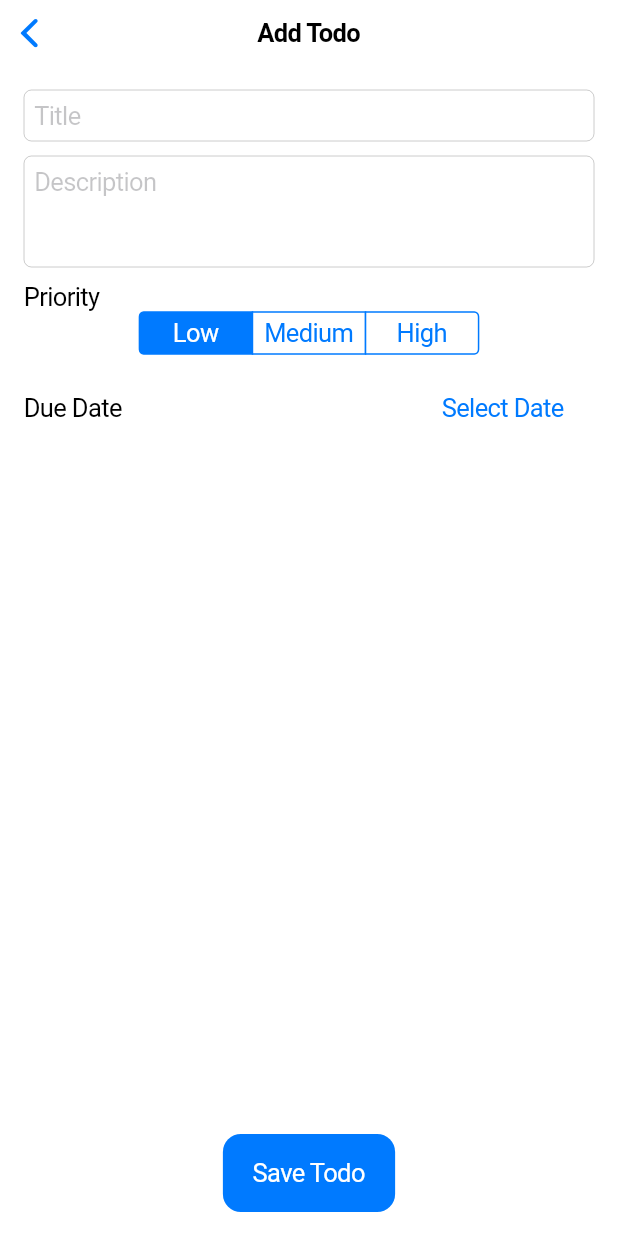
After one commit to ayush-12/todo_app, a Flutter app: the AddTodoDialog screen opened directly, on a phone screen of 412 x 824 dp. The commit adds this screen. Run offline on Flutter 3.47's test engine with Material 3 defaults, Android fonts, the phone set to English and light mode, and no system bars; our stand-ins replace cloud_firestore, firebase_auth, firebase_core, flutter_bloc, freezed_annotation; accounts and stored records are empty.

Commit message:
add and show todos
Implementation for adding todo and fetching

```diff
--- /dev/null
+++ b/lib/cubit/todo/todo_cubit.dart
@@ -0,0 +1,48 @@
+import 'package:firebase_auth/firebase_auth.dart';
+import 'package:flutter_bloc/flutter_bloc.dart';
+import 'package:cloud_firestore/cloud_firestore.dart';
+import 'package:todo_app/models/todo/todo_item.dart';
+
+import 'todo_states.dart';
+
+class TodoCubit extends Cubit<TodoState> {
+  TodoCubit() : super(FetchingTodos()) {
+    fetchTodos();
+  }
+
+  Future<void> fetchTodos() async {
+    try {
+      String uid = FirebaseAuth.instance.currentUser!.uid;
+      QuerySnapshot querySnapshot = await FirebaseFirestore.instance
+          .collection('user')
+          .doc(uid)
+          .collection('todos')
+          .get();
+      List<Todo> todoList = List.empty(growable: true);
+      // Loop through documents and print them
+      for (var doc in querySnapshot.docs) {
+        Todo fetchedTodo = Todo.fromJson(doc.data() as Map<String, dynamic>);
+        todoList.add(fetchedTodo);
+      }
+
+      emit(LoadTodos(todos: todoList));
+    } catch (e) {
+      ///Todo handle error
+    }
+  }
+
+  Future<void> addTodo(Todo todo) async {
+    try {
+      String uid = FirebaseAuth.instance.currentUser!.uid;
+      await FirebaseFirestore.instance
+          .collection('user')
+          .doc(uid)
+          .collection('todos')
+          .add(todo.toJson());
+
+      fetchTodos(); // Refresh the list after adding a new todo
+    } catch (e) {
+      ///TODO hadnle error
+    }
+  }
+}
--- /dev/null
+++ b/lib/cubit/todo/todo_states.dart
@@ -0,0 +1,13 @@
+import 'package:todo_app/models/todo/todo_item.dart';
+
+abstract class TodoState {}
+
+class FetchingTodos extends TodoState {}
+
+class SavingTodo extends TodoState {}
+
+class LoadTodos extends TodoState {
+  final List<Todo> todos;
+
+  LoadTodos({required this.todos});
+}
--- a/lib/main.dart
+++ b/lib/main.dart
@@ -1,8 +1,9 @@
 import 'package:firebase_core/firebase_core.dart';
 import 'package:flutter/cupertino.dart';
 import 'package:flutter_bloc/flutter_bloc.dart';
+import 'package:todo_app/cubit/auth/firebase_auth.cubit.dart';
+import 'package:todo_app/cubit/todo/todo_cubit.dart';
 
-import 'cubit/auth/firebase_auth.cubit.dart';
 import 'cubit/user/user_cubit.dart';
 import 'routes.dart';
 
@@ -20,7 +21,8 @@ class MyApp extends StatelessWidget {
     return MultiBlocProvider(
       providers: [
         BlocProvider(create: (_) => FirebaseAuthCubit()),
-        BlocProvider(create: (_) => UserCubit())
+        BlocProvider(create: (_) => UserCubit()),
+        BlocProvider(create: (_) => TodoCubit()),
       ],
       child: CupertinoApp(
         theme: const CupertinoThemeData(),
--- /dev/null
+++ b/lib/models/timestamp_converter.dart
@@ -0,0 +1,14 @@
+// Firestore Timestamp converter to handle DateTime fields
+import 'package:cloud_firestore/cloud_firestore.dart';
+import 'package:json_annotation/json_annotation.dart';
+
+class TimestampConverter implements JsonConverter<DateTime?, Timestamp?> {
+  const TimestampConverter();
+
+  @override
+  DateTime? fromJson(Timestamp? timestamp) => timestamp?.toDate();
+
+  @override
+  Timestamp? toJson(DateTime? date) =>
+      date != null ? Timestamp.fromDate(date) : null;
+}
--- /dev/null
+++ b/lib/models/todo/reminder.dart
@@ -0,0 +1,18 @@
+import 'package:cloud_firestore/cloud_firestore.dart';
+import 'package:freezed_annotation/freezed_annotation.dart';
+
+import '../timestamp_converter.dart';
+
+part 'reminder.freezed.dart';
+part 'reminder.g.dart';
+
+@freezed
+class Reminder with _$Reminder {
+  const factory Reminder({
+    @Default(false) bool enabled,
+    @TimestampConverter() DateTime? reminderDate,
+  }) = _Reminder;
+
+  factory Reminder.fromJson(Map<String, dynamic> json) =>
+      _$ReminderFromJson(json);
+}
--- /dev/null
+++ b/lib/models/todo/todo_item.dart
@@ -0,0 +1,41 @@
+import 'package:cloud_firestore/cloud_firestore.dart';
+import 'package:freezed_annotation/freezed_annotation.dart';
+
+import 'reminder.dart';
+import '../timestamp_converter.dart';
+
+part 'todo_item.freezed.dart';
+part 'todo_item.g.dart';
+
+@freezed
+class Todo with _$Todo {
+  const factory Todo({
+    required String id,
+    required String title,
+    String? description,
+    @Default(false) bool isCompleted,
+    @PriorityConverter() @Default(Priority.low) Priority priority,
+    @TimestampConverter() DateTime? dueDate,
+    @TimestampConverter() required DateTime createdAt,
+    @TimestampConverter() required DateTime updatedAt,
+    Reminder? reminder,
+  }) = _Todo;
+
+  factory Todo.fromJson(Map<String, dynamic> json) => _$TodoFromJson(json);
+
+  factory Todo.fromFirestore(DocumentSnapshot doc) =>
+      Todo.fromJson(doc.data() as Map<String, dynamic>).copyWith(id: doc.id);
+}
+
+enum Priority { low, medium, high }
+
+class PriorityConverter implements JsonConverter<Priority, String> {
+  const PriorityConverter();
+
+  @override
+  Priority fromJson(String json) =>
+      Priority.values.firstWhere((e) => e.name == json);
+
+  @override
+  String toJson(Priority priority) => priority.name;
+}
--- a/lib/routes.dart
+++ b/lib/routes.dart
@@ -7,5 +7,5 @@ import 'screens/login.dart';
 final Map<String, WidgetBuilder> appRoutes = {
   '/': (context) => LoginScreen(),
   '/createAccount': (context) => const CreateUserScreen(),
-  '/home': (context) => const HomeScreen()
+  '/home': (context) => HomeScreen()
 };
--- a/lib/screens/login.dart
+++ b/lib/screens/login.dart
@@ -188,7 +188,7 @@ class _LoginWidget extends StatelessWidget {
       mainAxisAlignment: MainAxisAlignment.center,
       children: [
         SizedBox(
-          width: MediaQuery.of(context).size.width - 100,
+          width: MediaQuery.of(context).size.width - 60,
           child: Center(
             child: CupertinoTextField(
               controller: phoneNumberController,
--- /dev/null
+++ b/lib/widgets/add_todo_dialog.dart
@@ -0,0 +1,162 @@
+import 'dart:math';
+
+import 'package:flutter/cupertino.dart';
+import 'package:flutter/material.dart';
+import 'package:intl/intl.dart';
+import '../models/todo/todo_item.dart';
+
+class AddTodoDialog extends StatefulWidget {
+  final Function(Todo) onAdd;
+
+  const AddTodoDialog({Key? key, required this.onAdd}) : super(key: key);
+
+  @override
+  State<AddTodoDialog> createState() => _AddTodoDialogState();
+}
+
+class _AddTodoDialogState extends State<AddTodoDialog> {
+  final _titleController = TextEditingController();
+  final _descriptionController = TextEditingController();
+  Priority _selectedPriority = Priority.low;
+  DateTime? _dueDate;
+
+  final _tagController = TextEditingController();
+
+  @override
+  void dispose() {
+    _titleController.dispose();
+    _descriptionController.dispose();
+    _tagController.dispose();
+    super.dispose();
+  }
+
+  // Method to pick a due date
+  Future<void> _selectDueDate() async {
+    await showCupertinoModalPopup<DateTime>(
+      context: context,
+      builder: (_) => Container(
+        height: 250,
+        color: Colors.white,
+        child: CupertinoDatePicker(
+          mode: CupertinoDatePickerMode.dateAndTime,
+          minimumDate: DateTime.now(),
+          onDateTimeChanged: (DateTime value) {
+            setState(() {
+              _dueDate = value;
+            });
+          },
+        ),
+      ),
+    );
+  }
+
+  void _saveTodo() {
+    if (_titleController.text.isEmpty) {
+      showCupertinoDialog(
+        context: context,
+        builder: (_) => CupertinoAlertDialog(
+          title: const Text('Error'),
+          content: const Text('Title cannot be empty.'),
+          actions: [
+            CupertinoDialogAction(
+              child: const Text('OK'),
+              onPressed: () => Navigator.of(context).pop(),
+            ),
+          ],
+        ),
+      );
+      return;
+    }
+
+    final newTodo = Todo(
+      id: Random().toString(),
+      title: _titleController.text,
+      description: _descriptionController.text,
+      priority: _selectedPriority,
+      dueDate: _dueDate,
+      createdAt: DateTime.now(),
+      updatedAt: DateTime.now(),
+    );
+
+    widget.onAdd(newTodo);
+    Navigator.of(context).pop();
+  }
+
+  @override
+  Widget build(BuildContext context) {
+    return CupertinoPageScaffold(
+      navigationBar: const CupertinoNavigationBar(
+        middle: Text('Add Todo'),
+      ),
+      child: SafeArea(
+        child: Padding(
+          padding: const EdgeInsets.all(16.0),
+          child: Column(
+            crossAxisAlignment: CrossAxisAlignment.start,
+            children: [
+              CupertinoTextField(
+                controller: _titleController,
+                placeholder: 'Title',
+              ),
+              const SizedBox(height: 10),
+              CupertinoTextField(
+                controller: _descriptionController,
+                placeholder: 'Description',
+                maxLines: 3,
+              ),
+              const SizedBox(height: 10),
+              const Text('Priority'),
+              Center(
+                child: CupertinoSegmentedControl<Priority>(
+                  children: const {
+                    Priority.low: Padding(
+                      padding: EdgeInsets.symmetric(horizontal: 8),
+                      child: Text('Low'),
+                    ),
+                    Priority.medium: Padding(
+                      padding: EdgeInsets.symmetric(horizontal: 8),
+                      child: Text('Medium'),
+                    ),
+                    Priority.high: Padding(
+                      padding: EdgeInsets.symmetric(horizontal: 8),
+                      child: Text('High'),
+                    ),
+                  },
+                  groupValue: _selectedPriority,
+                  onValueChanged: (Priority value) {
+                    setState(() {
+                      _selectedPriority = value;
+                    });
+                  },
+                ),
+              ),
+              const SizedBox(height: 10),
+              Row(
+                mainAxisAlignment: MainAxisAlignment.spaceBetween,
+                children: [
+                  const Text('Due Date'),
+                  CupertinoButton(
+                    onPressed: _selectDueDate,
+                    child: Text(
+                      _dueDate == null
+                          ? 'Select Date'
+                          : DateFormat.yMd().add_jm().format(_dueDate!),
+                    ),
+                  ),
+                ],
+              ),
+              const Spacer(),
+              Align(
+                alignment: Alignment.center,
+                child: CupertinoButton.filled(
+                  onPressed: _saveTodo,
+                  child: const Text('Save Todo'),
+                ),
+              ),
+            ],
+          ),
+        ),
+      ),
+    );
+  }
+}
--- /dev/null
+++ b/lib/widgets/todo_card.dart
@@ -0,0 +1,147 @@
+import 'package:flutter/cupertino.dart';
+import 'package:flutter/material.dart';
+import 'package:intl/intl.dart';
+import '../models/todo/todo_item.dart';
+
+class TodoCard extends StatelessWidget {
+  final Todo todo;
+  final VoidCallback onDelete;
+  final VoidCallback onEdit;
+
+  const TodoCard({
+    Key? key,
+    required this.todo,
+    required this.onDelete,
+    required this.onEdit,
+  }) : super(key: key);
+
+  @override
+  Widget build(BuildContext context) {
+    return Container(
+      margin: const EdgeInsets.symmetric(vertical: 12.0, horizontal: 16.0),
+      decoration: BoxDecoration(
+        color: CupertinoColors.systemGroupedBackground,
+        borderRadius: BorderRadius.circular(12.0),
+        boxShadow: const [
+          BoxShadow(
+            color: Colors.black12,
+            blurRadius: 6.0,
+            offset: const Offset(0, 3),
+          ),
+        ],
+      ),
+      child: CupertinoListTile(
+        padding: EdgeInsets.symmetric(vertical: 12),
+        leading: _buildPriorityIcon(todo.priority),
+        leadingSize: 60,
+        title: Text(
+          todo.title,
+          style: const TextStyle(fontSize: 20, fontWeight: FontWeight.bold),
+        ),
+        subtitle: Column(
+          crossAxisAlignment: CrossAxisAlignment.start,
+          children: [
+            Text(
+              todo.description ?? '',
+              maxLines: 1,
+              overflow: TextOverflow.ellipsis,
+              style: const TextStyle(
+                  color: CupertinoColors.systemGrey, fontSize: 16),
+            ),
+            Text(
+              todo.dueDate != null
+                  ? DateFormat.yMd().add_jm().format(todo.dueDate!)
+                  : 'No Due Date',
+              style: const TextStyle(
+                fontSize: 16,
+                color: CupertinoColors.systemGrey,
+              ),
+            ),
+          ],
+        ),
+        trailing: Column(
+          mainAxisAlignment: MainAxisAlignment.center,
+          children: [
+            const SizedBox(height: 5),
+            CupertinoButton(
+              padding: EdgeInsets.zero,
+              onPressed: onDelete,
+              child: const Icon(
+                CupertinoIcons.delete,
+                color: CupertinoColors.systemRed,
+                size: 24,
+              ),
+            ),
+          ],
+        ),
+        onTap: onEdit,
+      ),
+    );
+  }
+
+  Widget _buildPriorityIcon(Priority priority) {
+    List<Color> colors = [
+      CupertinoColors.systemGreen, // Low
+      CupertinoColors.systemOrange, // Medium
+      CupertinoColors.systemRed, // High
+    ];
+
+    int selectedIndex;
+    switch (priority) {
+      case Priority.high:
+        selectedIndex = 2;
+        break;
+      case Priority.medium:
+        selectedIndex = 1;
+        break;
+      case Priority.low:
+      default:
+        selectedIndex = 0;
+        break;
+    }
+
+    return Column(
+      mainAxisSize: MainAxisSize.min,
+      children: [
+        Row(
+          mainAxisAlignment: MainAxisAlignment.center,
+          children: List.generate(
+            3,
+            (index) => Padding(
+              padding: const EdgeInsets.symmetric(horizontal: 4.0),
+              child: AnimatedContainer(
+                duration: const Duration(milliseconds: 300),
+                width: index == selectedIndex ? 12.0 : 8.0,
+                height: index == selectedIndex ? 12.0 : 8.0,
+                decoration: BoxDecoration(
+                  color: colors[index],
+                  shape: BoxShape.circle,
+                ),
+              ),
+            ),
+          ),
+        ),
+        const SizedBox(height: 8),
+        Text(
+          _getPriorityLabel(priority),
+          style: const TextStyle(
+            fontSize: 14,
+          ),
+        ),
+      ],
+    );
+  }
+
+// Helper method to get the priority label as a string.
+  String _getPriorityLabel(Priority priority) {
+    switch (priority) {
+      case Priority.high:
+        return 'High';
+      case Priority.medium:
+        return 'Medium';
+      case Priority.low:
+      default:
+        return 'Low';
+    }
+  }
+}
--- a/pubspec.yaml
+++ b/pubspec.yaml
@@ -15,6 +15,8 @@ dependencies:
   firebase_core: ^3.6.0
   firebase_auth: ^5.3.1
   cloud_firestore: ^5.4.4
+  freezed_annotation: ^2.4.4
+  json_annotation: ^4.9.0
   intl: ^0.19.0
 
 dev_dependencies:
@@ -22,6 +24,9 @@ dev_dependencies:
     sdk: flutter
 
   flutter_lints: ^2.0.0
+  build_runner: ^2.4.13
+  freezed: ^2.5.7
+  json_serializable: ^6.8.0
 
 flutter:
 
```
Also changed, not shown: lib/screens/home.dart (+54 -6 lines), lib/models/todo/reminder.freezed.dart (added), lib/models/todo/reminder.g.dart (added), lib/models/todo/todo_item.freezed.dart (added), lib/models/todo/todo_item.g.dart (added).
